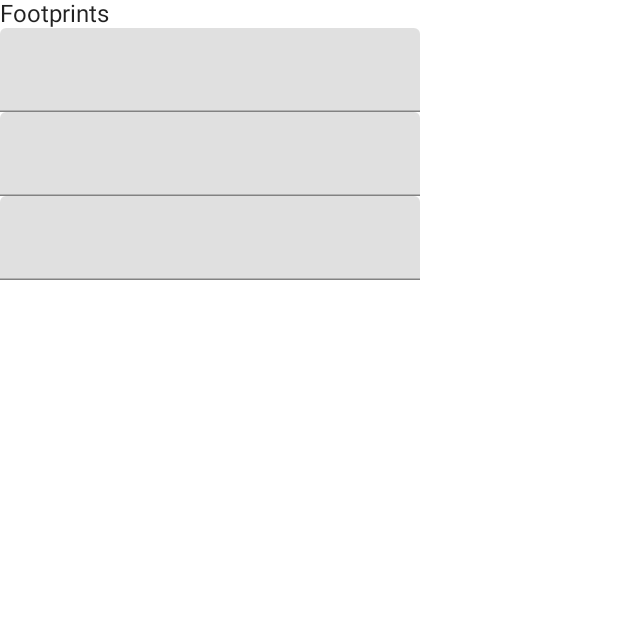
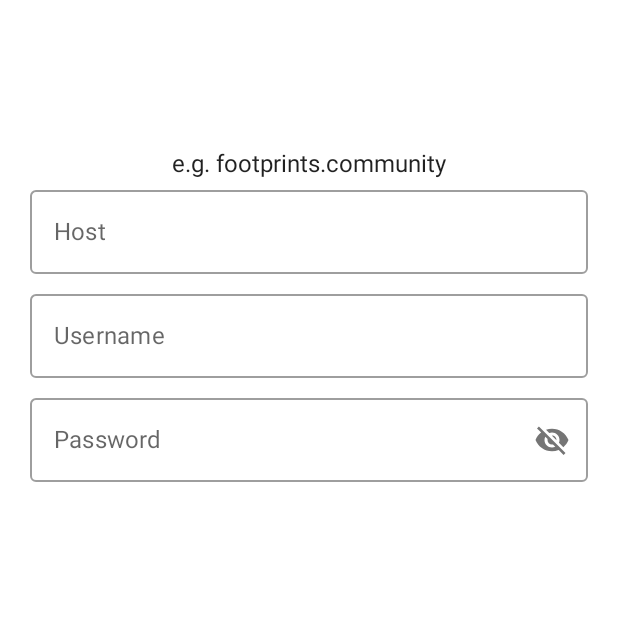
Before and after one commit to corporealshift/footprints-android, an Android app built with Jetpack Compose: the screen it shows after launch (MainActivity), on a phone screen of 412 x 824 dp, the top half of it. Run offline under Robolectric (Android 15) with nearby library versions, the phone set to English and light mode, and no system bars.

Commit message:
Finish base login screen layout.
Also hooks up the fields to their respective underlying model properties.

```diff
--- a/app/build.gradle
+++ b/app/build.gradle
@@ -51,6 +51,7 @@ dependencies {
     implementation "androidx.compose.ui:ui:$compose_version"
     implementation "androidx.compose.material:material:$compose_version"
     implementation "androidx.compose.ui:ui-tooling-preview:$compose_version"
+    implementation "androidx.compose.material:material-icons-extended:$compose_version"
     implementation "androidx.lifecycle:lifecycle-viewmodel-compose:2.5.1"
     implementation 'androidx.lifecycle:lifecycle-runtime-ktx:2.5.1'
     implementation 'androidx.activity:activity-compose:1.6.1'
--- a/app/src/main/java/com/example/footprints/ui/LoginScreen.kt
+++ b/app/src/main/java/com/example/footprints/ui/LoginScreen.kt
@@ -1,24 +1,112 @@
 package com.example.footprints.ui
 
-import androidx.compose.runtime.collectAsState
-import androidx.compose.runtime.getValue
-import androidx.compose.foundation.layout.Column
+import androidx.annotation.StringRes
+import androidx.compose.foundation.layout.*
+import androidx.compose.foundation.text.KeyboardActions
+import androidx.compose.foundation.text.KeyboardOptions
+import androidx.compose.material.Icon
+import androidx.compose.material.IconButton
+import androidx.compose.material.OutlinedTextField
 import androidx.compose.material.Text
-import androidx.compose.material.TextField
-import androidx.compose.runtime.Composable
+import androidx.compose.material.icons.Icons
+import androidx.compose.material.icons.filled.Visibility
+import androidx.compose.material.icons.filled.VisibilityOff
+import androidx.compose.runtime.*
+import androidx.compose.ui.Alignment
 import androidx.compose.ui.Modifier
+import androidx.compose.ui.res.stringResource
+import androidx.compose.ui.text.input.ImeAction
+import androidx.compose.ui.text.input.KeyboardType
+import androidx.compose.ui.text.input.PasswordVisualTransformation
+import androidx.compose.ui.text.input.VisualTransformation
+import androidx.compose.ui.unit.dp
 import androidx.lifecycle.viewmodel.compose.viewModel
+import com.example.footprints.R
 
 @Composable
 fun LoginScreen(
     modifier: Modifier = Modifier,
     loginScreenModel: LoginScreenModel = viewModel(),
 ) {
-    val loginScreenState by loginScreenModel.loginState.collectAsState()
-    Column {
-        Text(text = "Footprints")
-        TextField(value = loginScreenState.host, onValueChange = {})
-        TextField(value = loginScreenState.username, onValueChange = {})
-        TextField(value = loginScreenState.password, onValueChange = {})
+    Column (
+        Modifier.fillMaxSize().padding(start = 20.dp, end = 20.dp, top = 100.dp),
+        horizontalAlignment = Alignment.CenterHorizontally,
+            ) {
+        Text(stringResource(R.string.login_host_placeholder))
+        LoginTextField(
+            value = loginScreenModel.host,
+            onValueChange = { loginScreenModel.updateHost(it) },
+            label = R.string.login_host_label,
+            onKeyboardDone = {},
+        )
+        LoginTextField(
+            value = loginScreenModel.username,
+            onValueChange = { loginScreenModel.updateUsername(it) },
+            label = R.string.login_username_label,
+            onKeyboardDone = {},
+        )
+        PasswordField(
+            password = loginScreenModel.password,
+            onPasswordChange = { loginScreenModel.updatePassword(it) },
+            onKeyboardDone = {},
+        )
     }
 }
+
+@Composable
+fun LoginTextField(
+    onValueChange: (String) -> Unit,
+    onKeyboardDone: () -> Unit,
+    value: String,
+    label: Int,
+) {
+    OutlinedTextField(
+        value = value,
+        onValueChange = onValueChange,
+        label = { Text(stringResource(label)) },
+        modifier = Modifier.fillMaxWidth().padding(bottom = 5.dp),
+        singleLine = true,
+        keyboardOptions = KeyboardOptions.Default.copy(
+            imeAction = ImeAction.Next
+        ),
+        keyboardActions = KeyboardActions(
+            onDone = { onKeyboardDone() }
+        )
+    )
+}
+
+@Composable
+fun PasswordField(
+    onPasswordChange: (String) -> Unit,
+    onKeyboardDone: () -> Unit,
+    password: String,
+) {
+    var passwordVisible by remember { mutableStateOf(false) }
+    OutlinedTextField(
+        value = password,
+        onValueChange = onPasswordChange,
+        label = { Text(stringResource(R.string.login_password_label)) },
+        placeholder = { Text(stringResource(R.string.login_password_label)) },
+        modifier = Modifier.fillMaxWidth(),
+        singleLine = true,
+        visualTransformation = if (passwordVisible) VisualTransformation.None else PasswordVisualTransformation(),
+        trailingIcon = {
+            val image = if (passwordVisible)
+                Icons.Filled.Visibility
+            else Icons.Filled.VisibilityOff
+            // Localized description for accessibility services
+            val description = if (passwordVisible) stringResource(R.string.login_hide_password) else stringResource(R.string.login_show_password)
+            // Toggle button to hide or display password
+            IconButton(onClick = { passwordVisible = !passwordVisible }) {
+                Icon(imageVector  = image, description)
+            }
+        },
+        keyboardOptions = KeyboardOptions.Default.copy(
+            keyboardType = KeyboardType.Password,
+            imeAction = ImeAction.Done
+        ),
+        keyboardActions = KeyboardActions(
+            onDone = { onKeyboardDone() }
+        )
+    )
+}
--- a/app/src/main/java/com/example/footprints/ui/LoginScreenModel.kt
+++ b/app/src/main/java/com/example/footprints/ui/LoginScreenModel.kt
@@ -1,12 +1,24 @@
 package com.example.footprints.ui
 
+import androidx.compose.runtime.mutableStateOf
+import androidx.compose.runtime.getValue
+import androidx.compose.runtime.setValue
 import androidx.lifecycle.ViewModel
-import kotlinx.coroutines.flow.MutableStateFlow
-import kotlinx.coroutines.flow.StateFlow
-import kotlinx.coroutines.flow.asStateFlow
 
 class LoginScreenModel: ViewModel() {
-    private val _loginState = MutableStateFlow(LoginScreenState())
-
-    val loginState: StateFlow<LoginScreenState> = _loginState.asStateFlow()
+    var host by mutableStateOf("")
+        private set
+    var username by mutableStateOf("")
+        private set
+    var password by mutableStateOf("")
+        private set
+    fun updateHost(newHost: String) {
+        host = newHost
+    }
+    fun updateUsername(newUsername: String) {
+        username = newUsername
+    }
+    fun updatePassword(newPassword: String) {
+        password = newPassword
+    }
 }
--- a/app/src/main/java/com/example/footprints/ui/LoginScreenState.kt
+++ /dev/null
@@ -1,7 +0,0 @@
-package com.example.footprints.ui
-
-data class LoginScreenState(
-    val host: String = "",
-    val username: String = "",
-    val password: String = "",
-)
--- a/app/src/main/res/values/strings.xml
+++ b/app/src/main/res/values/strings.xml
@@ -1,3 +1,9 @@
 <resources>
     <string name="app_name">Friendroid</string>
+    <string name="login_host_label">Host</string>
+    <string name="login_host_placeholder">e.g. footprints.community</string>
+    <string name="login_username_label">Username</string>
+    <string name="login_password_label">Password</string>
+    <string name="login_hide_password">Hide Password</string>
+    <string name="login_show_password">Show Password</string>
 </resources>
```
